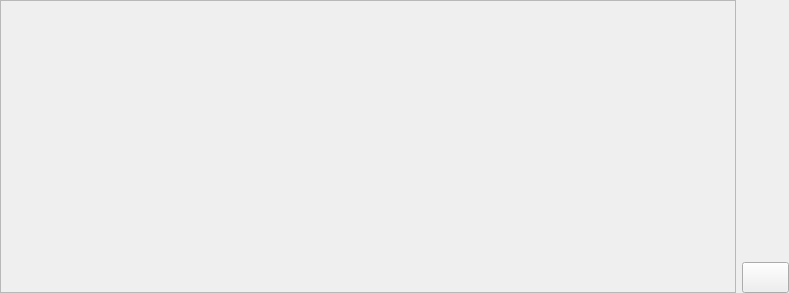
Qt form plotter/plotwidget.ui (bendalab/NixView) before a commit.
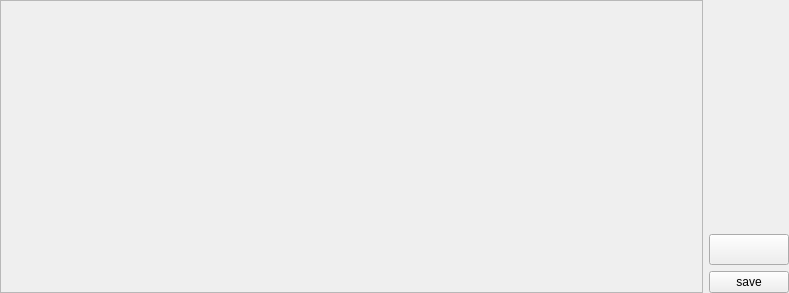
The same form after that commit. Icons and pictures are not drawn.

Commit message: [plotwidget] takes over responsibility for plot saving

Diff of the .ui file:
```diff
--- a/plotter/plotwidget.ui
+++ b/plotter/plotwidget.ui
@@ -90,6 +90,16 @@
         </property>
        </widget>
       </item>
+      <item>
+       <widget class="QPushButton" name="saveButton">
+        <property name="toolTip">
+         <string>save plot as pdf file to disk</string>
+        </property>
+        <property name="text">
+         <string>save</string>
+        </property>
+       </widget>
+      </item>
      </layout>
     </widget>
    </item>
@@ -103,7 +113,7 @@
        <rect>
         <x>0</x>
         <y>0</y>
-        <width>719</width>
+        <width>696</width>
         <height>291</height>
        </rect>
       </property>
```
Left out of the diff: 20 changed lines with no effect on the pictures. The commit also changes 2 other files.
